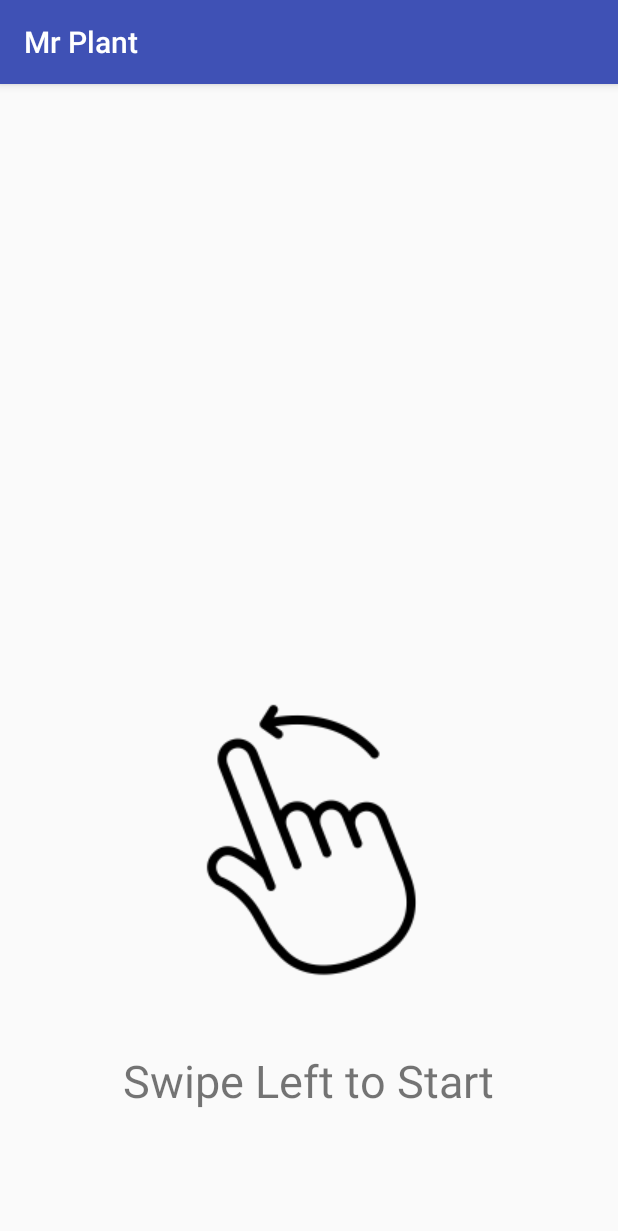
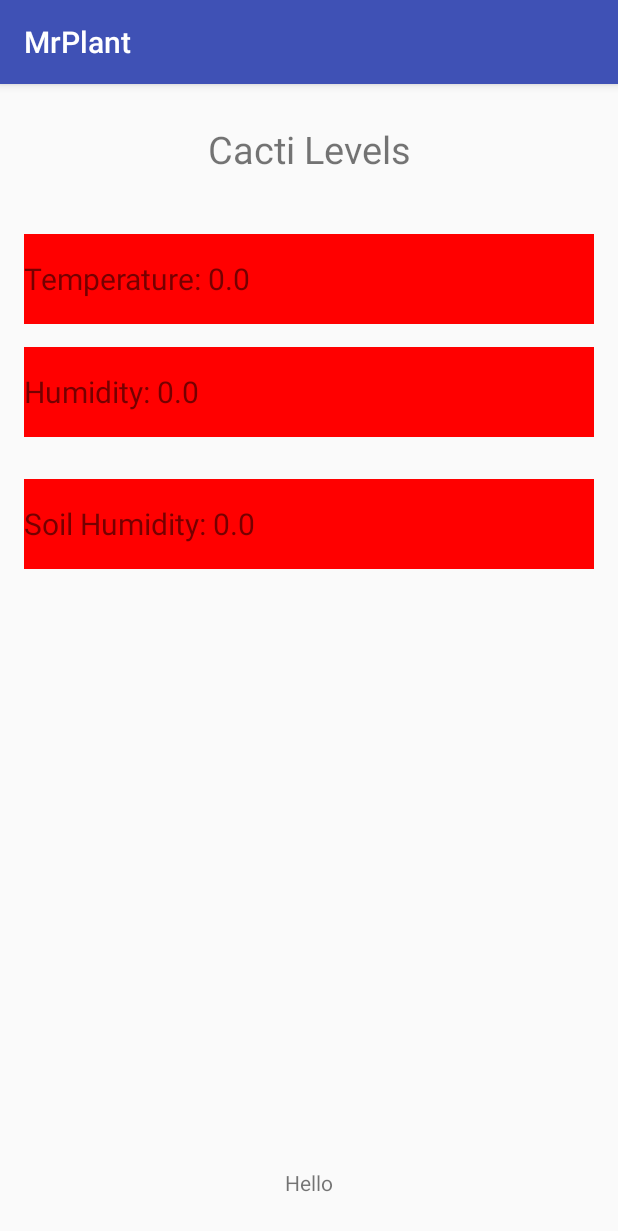
Before and after one commit to oscarmeanwell/MrP, an Android app: the screen it shows after launch (Tutorial before the commit, ViewPlant after it), on a phone screen of 412 x 824 dp. Shown: the top 1231 px of the screen. Run offline under Robolectric (Android 15) with nearby library versions, the phone set to English and light mode, and no system bars; 4 statements that could not run were skipped.

Commit message:
ViewPlant added

```diff
--- a/app/src/main/java/com/example/oscarmeanwell/mrplantfin/GetServerData.java
+++ b/app/src/main/java/com/example/oscarmeanwell/mrplantfin/GetServerData.java
@@ -22,6 +22,8 @@
             data.put("temp", json.get("temp").toString());
             data.put("humidity", json.get("humidity").toString());
             data.put("datetime", json.get("datetime").toString());
+            data.put("room_humidity", json.get("room_humidity").toString());
+
         } catch (JSONException e) {
             e.printStackTrace();
         } catch (IOException e) {
--- a/app/src/main/java/com/example/oscarmeanwell/mrplantfin/MainActivity.java
+++ b/app/src/main/java/com/example/oscarmeanwell/mrplantfin/MainActivity.java
@@ -32,6 +32,11 @@
         Toolbar toolbar = (Toolbar) findViewById(R.id.toolbar);
         setSupportActionBar(toolbar);
 
+        //Development call wont be in actual
+        //begin
+        Intent intent = new Intent(this, ViewPlant.class);
+        startActivity(intent);
+        //end
         FloatingActionButton fab = (FloatingActionButton) findViewById(R.id.fab);
         fab.setOnClickListener(new View.OnClickListener() {
             @Override
@@ -49,7 +54,7 @@
 
         NavigationView navigationView = (NavigationView) findViewById(R.id.nav_view);
         navigationView.setNavigationItemSelectedListener(this);
-        new Handler().postDelayed(new Runnable() {
+        /*new Handler().postDelayed(new Runnable() {
             @Override
             public void run() {
                 Intent welcome = new Intent(MainActivity.this, Tutorial.class);
@@ -58,6 +63,7 @@
                 finish();
             }
         }, WELCOME_TIMEOUT);
+        */
     }
 
     @Override
--- a/app/src/main/java/com/example/oscarmeanwell/mrplantfin/ViewPlant.java
+++ b/app/src/main/java/com/example/oscarmeanwell/mrplantfin/ViewPlant.java
@@ -1,13 +1,94 @@
 package com.example.oscarmeanwell.mrplantfin;
 
+import android.graphics.Color;
 import android.support.v7.app.AppCompatActivity;
 import android.os.Bundle;
+import android.widget.TextView;
+
+import org.w3c.dom.Text;
+
+import java.util.HashMap;
 
 public class ViewPlant extends AppCompatActivity {
+
+    TextView txtTemp;
+    TextView txtHum;
+    TextView txtSoil;
+    TextView txtHeader;
+    TextView txtUpdate;
+    double temp;
+    double hum;
+    double soil;
 
     @Override
     protected void onCreate(Bundle savedInstanceState) {
         super.onCreate(savedInstanceState);
         setContentView(R.layout.activity_view_plant);
+        //Assign the text views
+        txtTemp = (TextView)findViewById(R.id.txtTemp);
+        txtHum = (TextView)findViewById(R.id.txtHum);
+        txtSoil = (TextView)findViewById(R.id.txtSoil);
+        txtHeader = (TextView)findViewById(R.id.headertxt1);
+        txtUpdate = (TextView)findViewById(R.id.lastUpdated);
+        //get data from server
+        HashMap<String, String> data = new GetServerData().GetServerDataNow();
+        //set int variables
+        temp = Double.parseDouble(data.get("temp"));
+        hum = Double.parseDouble(data.get("room_humidity"));
+        soil = Double.parseDouble(data.get("humidity"));
+        //Set textViews content
+        txtTemp.setText("Temperature: " + temp);
+        txtHum.setText("Humidity: " + hum);
+        txtSoil.setText("Soil Humidity: " + soil);
+        txtUpdate.setText("Last updated: " + data.get("datetime").toString());
+        //this will look at hardcoded values
+
+        setTemperatureColor();
+        setHumidityColor();
+        setSoilHumidityColor();
+        txtHeader.setText("Cacti Levels");
+
+    }
+
+    public void setTemperatureColor(){
+        if (temp < 15 && temp > 0 ){
+            //This is green so ideal temperature conditions
+            txtTemp.setBackgroundColor(Color.parseColor("#008000"));
+        }
+        else if (temp  > 14 && temp < 30 ){
+            //This is amber
+            txtTemp.setBackgroundColor(Color.parseColor("#FFC200"));
+        }
+        else{
+            txtTemp.setBackgroundColor(Color.parseColor("#FF0000"));
+        }
+    }
+
+    public void setHumidityColor(){
+        if (hum < 15 && hum > 0 ){
+            //This is green so ideal temperature conditions
+            txtHum.setBackgroundColor(Color.parseColor("#008000"));
+        }
+        else if (hum  > 14 && hum < 30 ){
+            //This is amber
+            txtHum.setBackgroundColor(Color.parseColor("#FFC200"));
+        }
+        else{
+            txtHum.setBackgroundColor(Color.parseColor("#FF0000"));
+        }
+    }
+
+    public void setSoilHumidityColor(){
+        if (soil < 15 && soil > 0 ){
+            //This is green so ideal temperature conditions
+            txtSoil.setBackgroundColor(Color.parseColor("#008000"));
+        }
+        else if (soil  > 14 && soil < 30 ){
+            //This is amber
+            txtSoil.setBackgroundColor(Color.parseColor("#FFC200"));
+        }
+        else{
+            txtSoil.setBackgroundColor(Color.parseColor("#FF0000"));
+        }
     }
 }
--- a/app/src/main/res/layout/activity_view_plant.xml
+++ b/app/src/main/res/layout/activity_view_plant.xml
@@ -10,6 +10,26 @@
     android:paddingTop="@dimen/activity_vertical_margin"
     tools:context="com.example.oscarmeanwell.mrplantfin.ViewPlant">
 
+    <RelativeLayout
+        android:layout_width="match_parent"
+        android:layout_height="wrap_content"
+        android:id="@+id/header">
+
+        <TextView
+            android:layout_width="match_parent"
+            android:layout_height="wrap_content"
+            android:text="Hello"
+            android:id="@+id/headertxt1"
+            android:textSize="25dp"
+            android:paddingTop="10dp"
+            android:gravity="center"/>
+    </RelativeLayout>
+
+    <RelativeLayout
+        android:layout_width="match_parent"
+        android:layout_height="wrap_content"
+        android:layout_below="@id/header"
+        android:paddingTop="5dp">
 
     <TextView
         android:text="Temperature:"
@@ -18,9 +38,8 @@
         android:layout_marginTop="34dp"
         android:textSize="20dp"
         android:gravity="center_vertical"
-        android:id="@+id/textView3"
+        android:id="@+id/txtTemp"
         android:layout_alignParentTop="true"
-        android:background="#008000"
         android:layout_centerHorizontal="true"/>
 
     <TextView
@@ -30,9 +49,9 @@
         android:layout_marginTop="15dp"
         android:textSize="20dp"
         android:gravity="center_vertical"
-        android:id="@+id/textView4"
-        android:background="#FF0000"
-        android:layout_below="@+id/textView3"
+        android:id="@+id/txtHum"
+
+        android:layout_below="@+id/txtTemp"
         android:layout_alignParentStart="true" />
 
     <TextView
@@ -42,8 +61,21 @@
         android:layout_marginTop="28dp"
         android:textSize="20dp"
         android:gravity="center_vertical"
-        android:id="@+id/textView2"
-        android:background="#0000FF"
-        android:layout_below="@+id/textView4"
+        android:id="@+id/txtSoil"
+
+        android:layout_below="@+id/txtHum"
         android:layout_alignParentStart="true" />
+
+        <TextView
+            android:layout_width="match_parent"
+            android:layout_height="wrap_content"
+            android:id="@+id/lastUpdated"
+            android:layout_alignParentBottom="true"
+            android:paddingBottom="10dp"
+            android:text="Hello"
+            android:gravity="center"
+            />
+    </RelativeLayout>
+
+
 </RelativeLayout>
```
